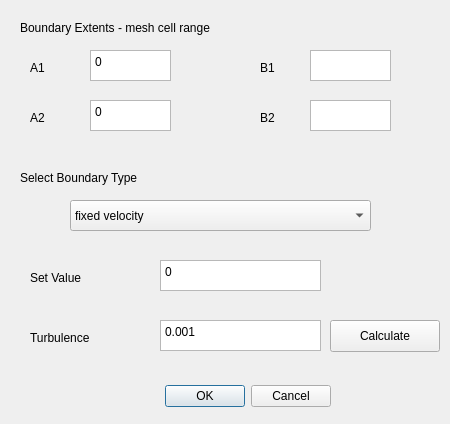
This is gui/sboundary.ui in civilcfd/Civil-CFD as Qt 5 draws it before an edit. The edited form follows.
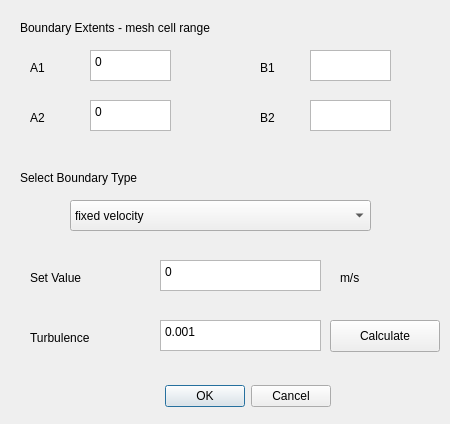
This is the edited form.

```diff
--- a/gui/sboundary.ui
+++ b/gui/sboundary.ui
@@ -285,6 +285,19 @@
     <string>Calculate</string>
    </property>
   </widget>
+  <widget class="QLabel" name="units">
+   <property name="geometry">
+    <rect>
+     <x>340</x>
+     <y>270</y>
+     <width>59</width>
+     <height>16</height>
+    </rect>
+   </property>
+   <property name="text">
+    <string>m/s</string>
+   </property>
+  </widget>
  </widget>
  <resources/>
  <connections>
```
Left out of the diff: 5 changed lines with no effect on the pictures.
